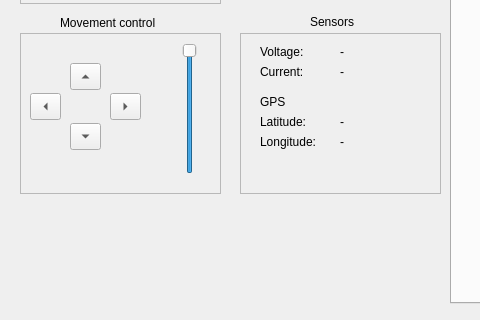
First picture: the form in cherokey-robot/RobotControl/ui/MainForm.ui, repository phoenix367/v2rpins_sdk, before the edit; both pictures show x 0 to 480 and y 297 to 617 of the 870 by 617 pixel window.
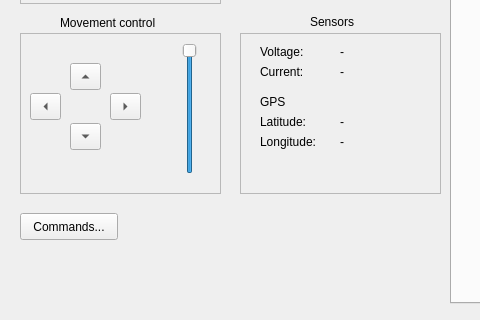
Second picture: the form after the edit.

Commit message: Update PID controller and related logic Started development of command programming window

```diff
--- a/cherokey-robot/RobotControl/ui/MainForm.ui
+++ b/cherokey-robot/RobotControl/ui/MainForm.ui
@@ -457,6 +457,19 @@
     </attribute>
    </widget>
   </widget>
+  <widget class="QPushButton" name="cmdCommands">
+   <property name="geometry">
+    <rect>
+     <x>20</x>
+     <y>510</y>
+     <width>98</width>
+     <height>27</height>
+    </rect>
+   </property>
+   <property name="text">
+    <string>Commands...</string>
+   </property>
+  </widget>
  </widget>
  <resources/>
  <connections/>
```
The commit also changes 24 other files.
